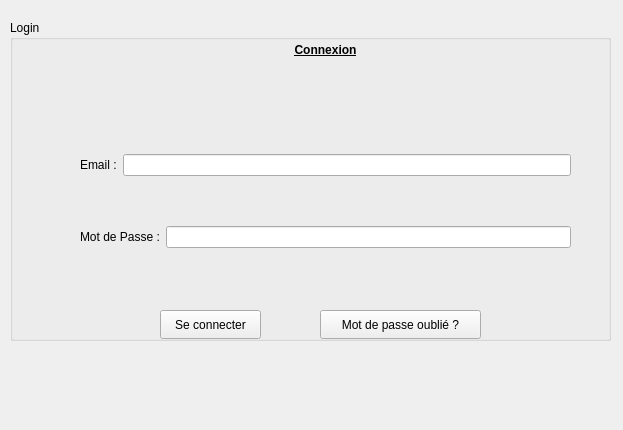
Above: loginform.ui from Hatraxe/QT_Project before the change. Below: the same form after it.
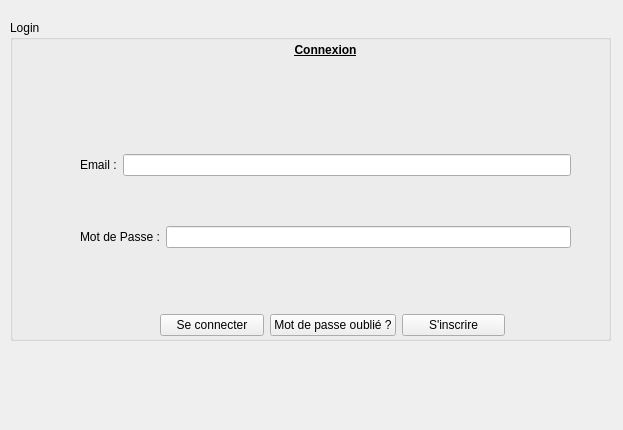
That is the form after the change.

```diff
--- a/loginform.ui
+++ b/loginform.ui
@@ -50,19 +50,6 @@
      <set>Qt::AlignCenter</set>
     </property>
    </widget>
-   <widget class="QPushButton" name="pushButton_Login">
-    <property name="geometry">
-     <rect>
-      <x>150</x>
-      <y>290</y>
-      <width>101</width>
-      <height>29</height>
-     </rect>
-    </property>
-    <property name="text">
-     <string>Se connecter</string>
-    </property>
-   </widget>
    <widget class="QWidget" name="layoutWidget">
     <property name="geometry">
      <rect>
@@ -103,18 +90,38 @@
      </item>
     </layout>
    </widget>
-   <widget class="QPushButton" name="pushButton_MdpOublie">
+   <widget class="QWidget" name="">
     <property name="geometry">
      <rect>
-      <x>310</x>
+      <x>150</x>
       <y>290</y>
-      <width>161</width>
-      <height>29</height>
+      <width>345</width>
+      <height>31</height>
      </rect>
     </property>
-    <property name="text">
-     <string>Mot de passe oublié ?</string>
-    </property>
+    <layout class="QHBoxLayout" name="horizontalLayout">
+     <item>
+      <widget class="QPushButton" name="pushButton_Login">
+       <property name="text">
+        <string>Se connecter</string>
+       </property>
+      </widget>
+     </item>
+     <item>
+      <widget class="QPushButton" name="pushButton_MdpOublie">
+       <property name="text">
+        <string>Mot de passe oublié ?</string>
+       </property>
+      </widget>
+     </item>
+     <item>
+      <widget class="QPushButton" name="signUpButton">
+       <property name="text">
+        <string>S'inscrire</string>
+       </property>
+      </widget>
+     </item>
+    </layout>
    </widget>
   </widget>
  </widget>
```
